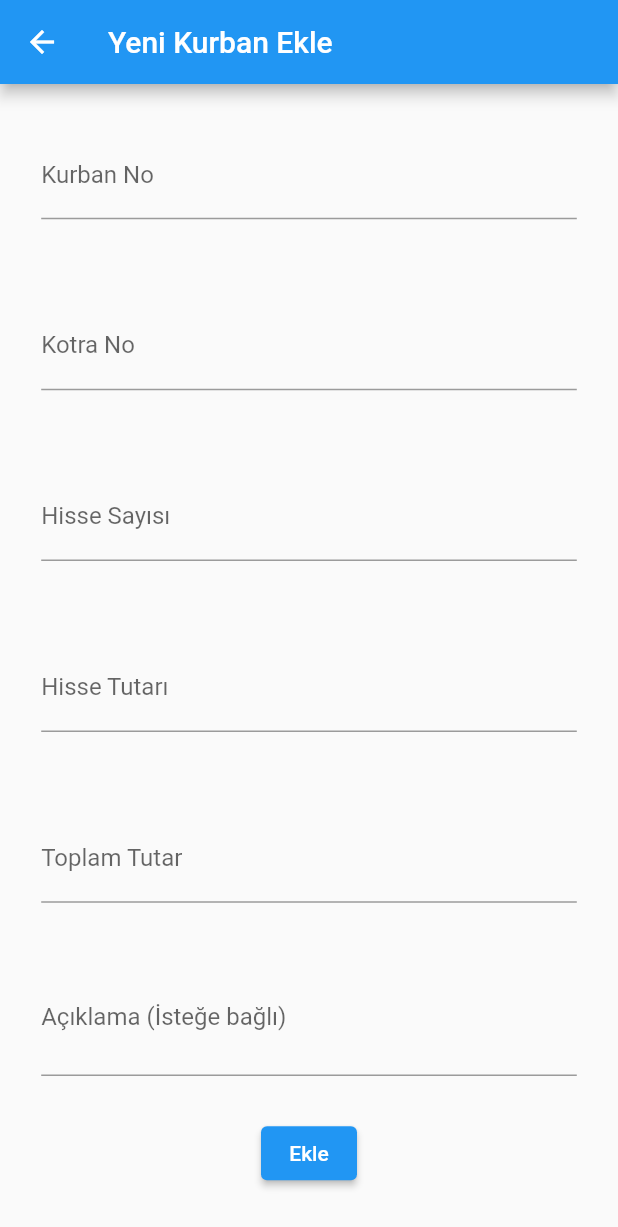
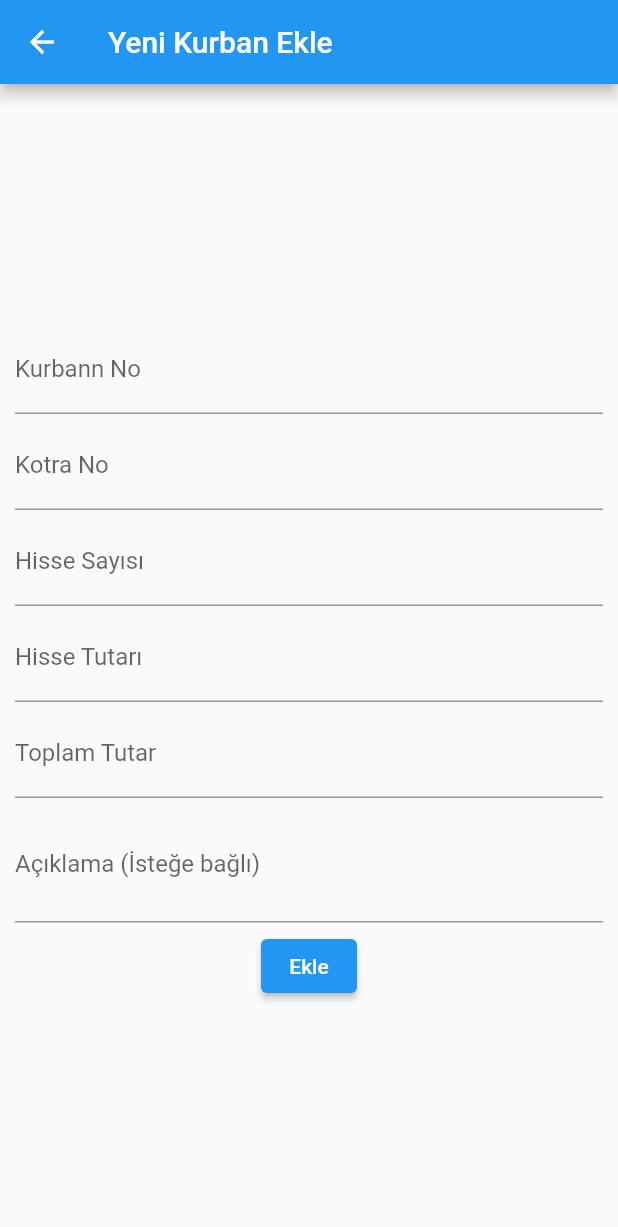
Before and after one commit to ahmettyildirim/gazi, a Flutter app: the screen it shows once a user with an empty profile is signed in, item 3 of the bottom bar chosen, after a tap on "Yeni Hisse ekle", on a phone screen of 412 x 824 dp. Shown: the top 1227 px of the screen. Run offline on Flutter 3.47's test engine with Material 2 defaults, Android fonts, the light colour scheme and no system bars; our stand-ins replace cloud_firestore, firebase_auth, firebase_core, firebase_database, mask_text_input_formatter; accounts and stored records are empty.

Commit message:
hisse sayfası güncelleme

```diff
--- a/lib/pages/add_kurban.dart
+++ b/lib/pages/add_kurban.dart
@@ -31,21 +31,21 @@ class _AddKurbanState extends State<AddKurban> {
           child: Column(
             children: [
               Padding(
-                padding: EdgeInsets.all(screenHeight / 30),
+                padding: EdgeInsets.only(top: 5, left: 10, right: 10),
                 child: TextFormField(
                     keyboardType: TextInputType.number,
                     controller: _saleNoController,
-                    decoration: InputDecoration(labelText: 'Kurban No')),
+                    decoration: InputDecoration(labelText: 'Kurbann No')),
               ),
               Padding(
-                padding: EdgeInsets.all(screenHeight / 30),
+                padding: EdgeInsets.only(top: 5, left: 10, right: 10),
                 child: TextFormField(
                     keyboardType: TextInputType.number,
                     controller: _kotraNoController,
                     decoration: InputDecoration(labelText: 'Kotra No')),
               ),
               Padding(
-                padding: EdgeInsets.all(screenHeight / 30),
+                padding: EdgeInsets.only(top: 5, left: 10, right: 10),
                 child: TextFormField(
                     keyboardType: TextInputType.number,
                     controller: _hisseNumController,
@@ -53,7 +53,7 @@ class _AddKurbanState extends State<AddKurban> {
                     decoration: InputDecoration(labelText: 'Hisse Sayısı')),
               ),
               Padding(
-                padding: EdgeInsets.all(screenHeight / 30),
+                padding: EdgeInsets.only(top: 5, left: 10, right: 10),
                 child: TextFormField(
                     keyboardType: TextInputType.number,
                     controller: _hisseAmountController,
@@ -61,7 +61,7 @@ class _AddKurbanState extends State<AddKurban> {
                     decoration: InputDecoration(labelText: 'Hisse Tutarı')),
               ),
               Padding(
-                padding: EdgeInsets.all(screenHeight / 30),
+                padding: EdgeInsets.only(top: 5, left: 10, right: 10),
                 child: TextFormField(
                     keyboardType: TextInputType.number,
                     controller: _totalAmountController,
@@ -69,8 +69,7 @@ class _AddKurbanState extends State<AddKurban> {
                     decoration: InputDecoration(labelText: 'Toplam Tutar')),
               ),
               Padding(
-                padding: EdgeInsets.only(
-                    left: screenHeight / 30, right: screenHeight / 30, top: 10),
+                padding: EdgeInsets.only(top: 5, left: 10, right: 10),
                 child: TextFormField(
                   keyboardType: TextInputType.multiline,
                   controller: _aciklamaController,
@@ -81,7 +80,7 @@ class _AddKurbanState extends State<AddKurban> {
                 ),
               ),
               Padding(
-                  padding: EdgeInsets.all(screenHeight / 30),
+                  padding: EdgeInsets.only(top: 5, left: 10, right: 10),
                   child: ElevatedButton(
                       onPressed: addKurban, child: Text("Ekle"))),
             ],
--- a/lib/pages/kurbanlar.dart
+++ b/lib/pages/kurbanlar.dart
@@ -20,7 +20,8 @@ var _repositoryInstance = DataRepository.instance;
 
 class _KurbanPageState extends State<KurbanPage> {
   final _nameController = TextEditingController();
-  bool isSwitched = true;
+  bool isAllSelected = true;
+  bool isVekaletSelected = true;
   String _searchText = "";
   @override
   void initState() {
@@ -69,10 +70,10 @@ class _KurbanPageState extends State<KurbanPage> {
                           overflow: TextOverflow.visible),
                       textAlign: TextAlign.center),
                   Switch(
-                    value: isSwitched,
+                    value: isVekaletSelected,
                     onChanged: (value) {
                       setState(() {
-                        isSwitched = value;
+                        isVekaletSelected = value;
                       });
                     },
                     activeTrackColor: Colors.lightBlueAccent,
@@ -90,10 +91,10 @@ class _KurbanPageState extends State<KurbanPage> {
                           overflow: TextOverflow.visible),
                       textAlign: TextAlign.center),
                   Switch(
-                    value: isSwitched,
+                    value: isAllSelected,
                     onChanged: (value) {
                       setState(() {
-                        isSwitched = value;
+                        isAllSelected = value;
                       });
                     },
                     activeTrackColor: Colors.lightBlueAccent,
```
